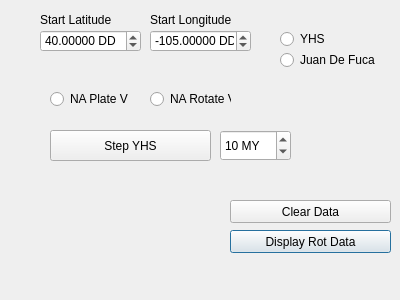
Above: pnw_rotation_py/pnw_rotation_py_dialog_base.ui from DrStriate/Geology before the change. Below: the same form after it.
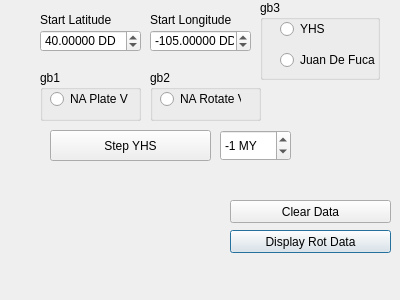
That is the form after the change.

Commit message: add rotation to plate motion

Diff of the .ui file:
```diff
--- a/pnw_rotation_py/pnw_rotation_py_dialog_base.ui
+++ b/pnw_rotation_py/pnw_rotation_py_dialog_base.ui
@@ -167,52 +167,96 @@
     <number>50</number>
    </property>
    <property name="value">
-    <number>10</number>
+    <number>-1</number>
    </property>
   </widget>
-  <widget class="QRadioButton" name="rbYHS">
+  <widget class="QGroupBox" name="groupBox">
    <property name="geometry">
     <rect>
-     <x>280</x>
-     <y>30</y>
-     <width>81</width>
-     <height>18</height>
+     <x>40</x>
+     <y>70</y>
+     <width>101</width>
+     <height>51</height>
     </rect>
    </property>
-   <property name="text">
-    <string>YHS</string>
+   <property name="title">
+    <string>gb1</string>
    </property>
-  </widget>
-  <widget class="QRadioButton" name="radioButton">
+   <widget class="QRadioButton" name="rbApplyNaPlateV">
    <property name="geometry">
     <rect>
-     <x>50</x>
-     <y>90</y>
+      <x>10</x>
+      <y>20</y>
      <width>81</width>
      <height>18</height>
     </rect>
    </property>
+    <property name="toolTipDuration">
+     <number>9</number>
+    </property>
    <property name="text">
     <string>NA Plate V</string>
    </property>
   </widget>
-  <widget class="QRadioButton" name="radioButton_2">
+  </widget>
+  <widget class="QGroupBox" name="groupBox_2">
    <property name="geometry">
     <rect>
      <x>150</x>
-     <y>90</y>
+     <y>70</y>
+     <width>111</width>
+     <height>51</height>
+    </rect>
+   </property>
+   <property name="title">
+    <string>gb2</string>
+   </property>
+   <widget class="QRadioButton" name="rbApplyNARotV">
+    <property name="geometry">
+     <rect>
+      <x>10</x>
+      <y>20</y>
      <width>81</width>
      <height>18</height>
     </rect>
    </property>
+    <property name="toolTipDuration">
+     <number>-3</number>
+    </property>
    <property name="text">
     <string>NA Rotate V</string>
    </property>
   </widget>
+  </widget>
+  <widget class="QGroupBox" name="groupBox_3">
+   <property name="geometry">
+    <rect>
+     <x>260</x>
+     <y>0</y>
+     <width>120</width>
+     <height>80</height>
+    </rect>
+   </property>
+   <property name="title">
+    <string>gb3</string>
+   </property>
+   <widget class="QRadioButton" name="rbYHS">
+    <property name="geometry">
+     <rect>
+      <x>20</x>
+      <y>20</y>
+      <width>81</width>
+      <height>18</height>
+     </rect>
+    </property>
+    <property name="text">
+     <string>YHS</string>
+    </property>
+   </widget>
   <widget class="QRadioButton" name="rbYHS_2">
    <property name="geometry">
     <rect>
-     <x>280</x>
+      <x>20</x>
      <y>50</y>
      <width>101</width>
      <height>20</height>
@@ -221,6 +265,7 @@
    <property name="text">
     <string>Juan De Fuca</string>
    </property>
+   </widget>
   </widget>
  </widget>
  <resources/>
```
Lines whose indentation alone changed are shown as unchanged. The commit also changes 3 other files.
